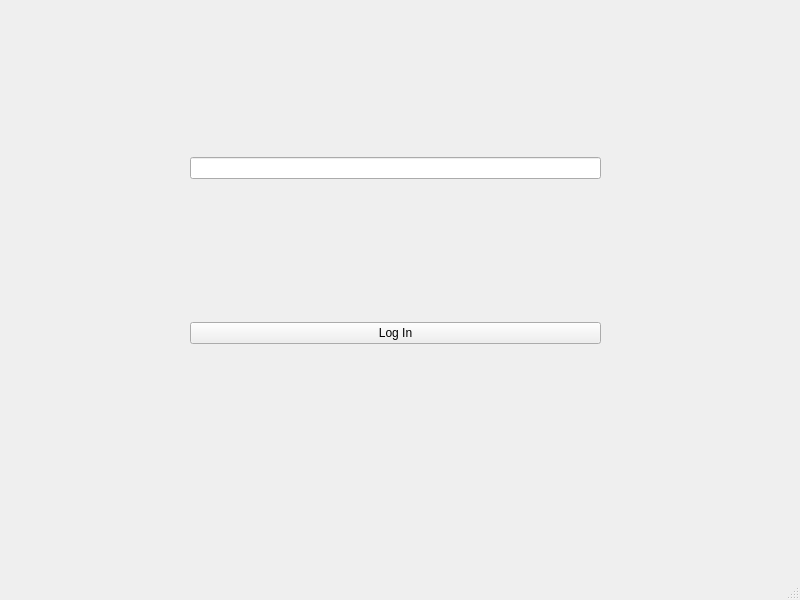
This is WalletClient/mainwindow.ui in mirashanouda/SmartWallet as Qt 5 draws it before an edit. The edited form follows.
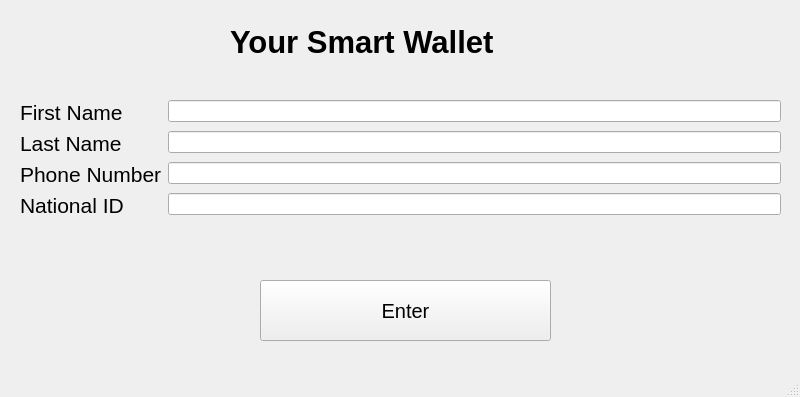
This is the edited form.

Commit message: Client first page design

```diff
--- a/WalletClient/mainwindow.ui
+++ b/WalletClient/mainwindow.ui
@@ -7,7 +7,7 @@
     <x>0</x>
     <y>0</y>
     <width>800</width>
-    <height>600</height>
+    <height>397</height>
    </rect>
   </property>
   <property name="windowTitle">
@@ -17,25 +17,156 @@
    <widget class="QWidget" name="verticalLayoutWidget">
     <property name="geometry">
      <rect>
-      <x>190</x>
-      <y>20</y>
-      <width>411</width>
-      <height>461</height>
+      <x>20</x>
+      <y>100</y>
+      <width>761</width>
+      <height>161</height>
      </rect>
     </property>
-    <layout class="QVBoxLayout" name="verticalLayout">
-     <item>
+    <property name="sizePolicy">
+     <sizepolicy hsizetype="Preferred" vsizetype="Preferred">
+      <horstretch>0</horstretch>
+      <verstretch>0</verstretch>
+     </sizepolicy>
+    </property>
+    <layout class="QFormLayout" name="formLayout">
+     <item row="0" column="0">
+      <widget class="QLabel" name="label">
+       <property name="sizePolicy">
+        <sizepolicy hsizetype="Preferred" vsizetype="Preferred">
+         <horstretch>0</horstretch>
+         <verstretch>0</verstretch>
+        </sizepolicy>
+       </property>
+       <property name="font">
+        <font>
+         <pointsize>16</pointsize>
+        </font>
+       </property>
+       <property name="text">
+        <string>First Name</string>
+       </property>
+      </widget>
+     </item>
+     <item row="0" column="1">
       <widget class="QLineEdit" name="lineEdit"/>
      </item>
-     <item>
-      <widget class="QPushButton" name="LogIn">
+     <item row="1" column="0">
+      <widget class="QLabel" name="label_2">
+       <property name="sizePolicy">
+        <sizepolicy hsizetype="Preferred" vsizetype="Preferred">
+         <horstretch>0</horstretch>
+         <verstretch>0</verstretch>
+        </sizepolicy>
+       </property>
+       <property name="font">
+        <font>
+         <pointsize>16</pointsize>
+        </font>
+       </property>
        <property name="text">
-        <string>Log In</string>
+        <string>Last Name</string>
        </property>
       </widget>
      </item>
+     <item row="1" column="1">
+      <widget class="QLineEdit" name="lineEdit_2"/>
+     </item>
+     <item row="2" column="0">
+      <widget class="QLabel" name="label_3">
+       <property name="sizePolicy">
+        <sizepolicy hsizetype="Preferred" vsizetype="Preferred">
+         <horstretch>0</horstretch>
+         <verstretch>0</verstretch>
+        </sizepolicy>
+       </property>
+       <property name="font">
+        <font>
+         <pointsize>16</pointsize>
+        </font>
+       </property>
+       <property name="text">
+        <string>Phone Number</string>
+       </property>
+      </widget>
+     </item>
+     <item row="2" column="1">
+      <widget class="QLineEdit" name="lineEdit_3"/>
+     </item>
+     <item row="3" column="0">
+      <widget class="QLabel" name="label_4">
+       <property name="sizePolicy">
+        <sizepolicy hsizetype="Preferred" vsizetype="Preferred">
+         <horstretch>0</horstretch>
+         <verstretch>0</verstretch>
+        </sizepolicy>
+       </property>
+       <property name="font">
+        <font>
+         <pointsize>16</pointsize>
+        </font>
+       </property>
+       <property name="text">
+        <string>National ID</string>
+       </property>
+      </widget>
+     </item>
+     <item row="3" column="1">
+      <widget class="QLineEdit" name="lineEdit_4"/>
+     </item>
     </layout>
    </widget>
+   <widget class="QLabel" name="label_5">
+    <property name="geometry">
+     <rect>
+      <x>230</x>
+      <y>20</y>
+      <width>312</width>
+      <height>44</height>
+     </rect>
+    </property>
+    <property name="sizePolicy">
+     <sizepolicy hsizetype="Preferred" vsizetype="Preferred">
+      <horstretch>0</horstretch>
+      <verstretch>0</verstretch>
+     </sizepolicy>
+    </property>
+    <property name="font">
+     <font>
+      <pointsize>23</pointsize>
+      <weight>75</weight>
+      <italic>false</italic>
+      <bold>true</bold>
+     </font>
+    </property>
+    <property name="text">
+     <string>Your Smart Wallet</string>
+    </property>
+   </widget>
+   <widget class="QPushButton" name="pushButton">
+    <property name="geometry">
+     <rect>
+      <x>260</x>
+      <y>280</y>
+      <width>291</width>
+      <height>61</height>
+     </rect>
+    </property>
+    <property name="sizePolicy">
+     <sizepolicy hsizetype="Minimum" vsizetype="Preferred">
+      <horstretch>0</horstretch>
+      <verstretch>0</verstretch>
+     </sizepolicy>
+    </property>
+    <property name="font">
+     <font>
+      <pointsize>15</pointsize>
+     </font>
+    </property>
+    <property name="text">
+     <string>Enter</string>
+    </property>
+   </widget>
   </widget>
   <widget class="QMenuBar" name="menubar">
    <property name="geometry">
```
Left out of the diff: 2 changed lines with no effect on the pictures.
